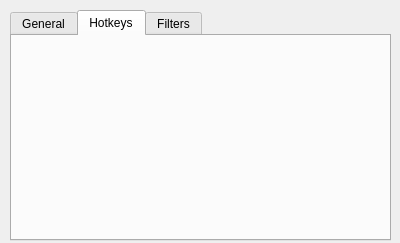
First picture: the form in qPreferences.ui, repository JeffHoogland/qAndora, before the edit.
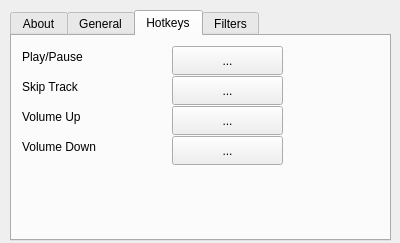
Second picture: the form after the edit. The open tabs and pages were chosen to show the change.

Commit message: Fleshing out preferences panel some more

Diff of the .ui file:
```diff
--- a/qPreferences.ui
+++ b/qPreferences.ui
@@ -25,7 +25,28 @@
    <property name="currentIndex">
     <number>0</number>
    </property>
-   <widget class="QWidget" name="generalSettings">
+   <widget class="QWidget" name="aboutTab">
+    <attribute name="title">
+     <string>About</string>
+    </attribute>
+    <widget class="QLabel" name="aboutLabel">
+     <property name="geometry">
+      <rect>
+       <x>10</x>
+       <y>10</y>
+       <width>361</width>
+       <height>131</height>
+      </rect>
+     </property>
+     <property name="text">
+      <string>&lt;html&gt;&lt;head/&gt;&lt;body&gt;&lt;p&gt;qAndora is a cross platform, open source, &lt;a href=&quot;www.pandora.com&quot;&gt;&lt;span style=&quot; text-decoration: underline; color:#0057ae;&quot;&gt;Pandora Internet Radio&lt;/span&gt;&lt;/a&gt; client written in &lt;a href=&quot;python.org&quot;&gt;&lt;span style=&quot; text-decoration: underline; color:#0057ae;&quot;&gt;Python&lt;/span&gt;&lt;/a&gt; using &lt;a href=&quot;http://qt-project.org/&quot;&gt;&lt;span style=&quot; text-decoration: underline; color:#0057ae;&quot;&gt;Qt&lt;/span&gt;&lt;/a&gt; and &lt;a href=&quot;http://www.videolan.org/&quot;&gt;&lt;span style=&quot; text-decoration: underline; color:#0057ae;&quot;&gt;VLC&lt;/span&gt;&lt;/a&gt; by &lt;a href=&quot;http://www.jeffhoogland.com/&quot;&gt;&lt;span style=&quot; text-decoration: underline; color:#0057ae;&quot;&gt;Jeff Hoogland&lt;/span&gt;&lt;/a&gt;.&lt;br/&gt;&lt;br/&gt;&lt;a href=&quot;https://github.com/JeffHoogland/qAndora&quot;&gt;&lt;span style=&quot; text-decoration: underline; color:#0057ae;&quot;&gt;qAndora source on GitHub&lt;/span&gt;&lt;/a&gt;&lt;/p&gt;&lt;/body&gt;&lt;/html&gt;</string>
+     </property>
+     <property name="wordWrap">
+      <bool>true</bool>
+     </property>
+    </widget>
+   </widget>
+   <widget class="QWidget" name="generlTab">
     <property name="accessibleName">
      <string/>
     </property>
@@ -157,6 +178,110 @@
     <attribute name="title">
      <string>Hotkeys</string>
     </attribute>
+    <widget class="QLabel" name="ppLabel">
+     <property name="geometry">
+      <rect>
+       <x>10</x>
+       <y>10</y>
+       <width>91</width>
+       <height>21</height>
+      </rect>
+     </property>
+     <property name="text">
+      <string>Play/Pause</string>
+     </property>
+    </widget>
+    <widget class="QLabel" name="skipLabel">
+     <property name="geometry">
+      <rect>
+       <x>10</x>
+       <y>40</y>
+       <width>81</width>
+       <height>21</height>
+      </rect>
+     </property>
+     <property name="text">
+      <string>Skip Track</string>
+     </property>
+    </widget>
+    <widget class="QLabel" name="vuLabel">
+     <property name="geometry">
+      <rect>
+       <x>10</x>
+       <y>70</y>
+       <width>91</width>
+       <height>21</height>
+      </rect>
+     </property>
+     <property name="text">
+      <string>Volume Up</string>
+     </property>
+    </widget>
+    <widget class="QLabel" name="vdLabel">
+     <property name="geometry">
+      <rect>
+       <x>10</x>
+       <y>100</y>
+       <width>111</width>
+       <height>21</height>
+      </rect>
+     </property>
+     <property name="text">
+      <string>Volume Down</string>
+     </property>
+    </widget>
+    <widget class="QToolButton" name="ppButton">
+     <property name="geometry">
+      <rect>
+       <x>160</x>
+       <y>10</y>
+       <width>111</width>
+       <height>29</height>
+      </rect>
+     </property>
+     <property name="text">
+      <string>...</string>
+     </property>
+    </widget>
+    <widget class="QToolButton" name="skipButton">
+     <property name="geometry">
+      <rect>
+       <x>160</x>
+       <y>40</y>
+       <width>111</width>
+       <height>29</height>
+      </rect>
+     </property>
+     <property name="text">
+      <string>...</string>
+     </property>
+    </widget>
+    <widget class="QToolButton" name="vuButton">
+     <property name="geometry">
+      <rect>
+       <x>160</x>
+       <y>70</y>
+       <width>111</width>
+       <height>29</height>
+      </rect>
+     </property>
+     <property name="text">
+      <string>...</string>
+     </property>
+    </widget>
+    <widget class="QToolButton" name="vdButton">
+     <property name="geometry">
+      <rect>
+       <x>160</x>
+       <y>100</y>
+       <width>111</width>
+       <height>29</height>
+      </rect>
+     </property>
+     <property name="text">
+      <string>...</string>
+     </property>
+    </widget>
    </widget>
    <widget class="QWidget" name="filterSettings">
     <attribute name="title">
```
Left out of the diff: 4 changed lines with no effect on the pictures. The commit also changes 6 other files.
